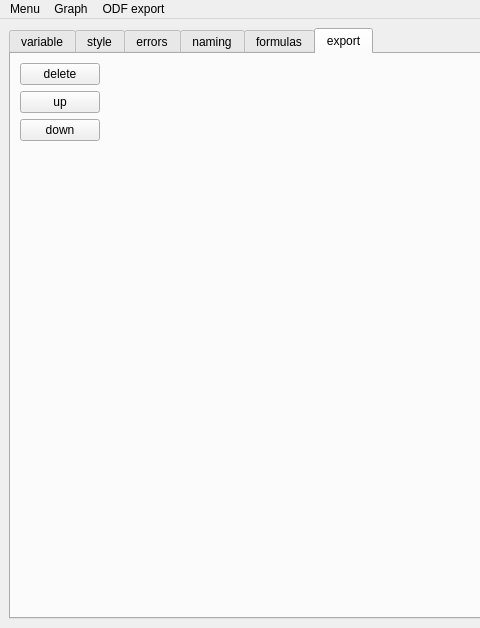
Before: the Qt Designer form mainwindow.ui in VariPor/laboratory_work_handler, drawn with Qt 5; both pictures show x 0 to 480 and y 0 to 628 of the 964 by 628 pixel window.
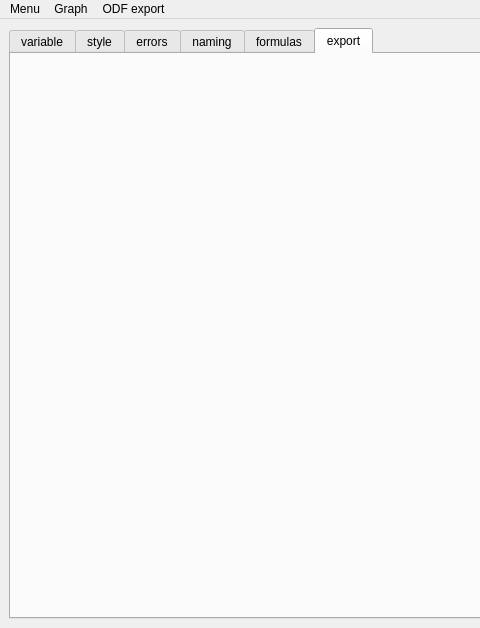
After: the same form once the commit is applied. The open tabs and pages were chosen to show the change. Custom widgets are drawn as their Qt base class.

Patch:
```diff
--- a/mainwindow.ui
+++ b/mainwindow.ui
@@ -215,47 +215,6 @@
          <string>export</string>
         </attribute>
         <layout class="QHBoxLayout" name="horizontalLayout">
-         <item>
-          <layout class="QVBoxLayout" name="verticalLayout">
-           <property name="sizeConstraint">
-            <enum>QLayout::SetMinimumSize</enum>
-           </property>
-           <item>
-            <widget class="QPushButton" name="delete_block">
-             <property name="text">
-              <string>delete</string>
-             </property>
-            </widget>
-           </item>
-           <item>
-            <widget class="QPushButton" name="up">
-             <property name="text">
-              <string>up</string>
-             </property>
-            </widget>
-           </item>
-           <item>
-            <widget class="QPushButton" name="down">
-             <property name="text">
-              <string>down</string>
-             </property>
-            </widget>
-           </item>
-           <item>
-            <spacer name="verticalSpacer">
-             <property name="orientation">
-              <enum>Qt::Vertical</enum>
-             </property>
-             <property name="sizeHint" stdset="0">
-              <size>
-               <width>20</width>
-               <height>40</height>
-              </size>
-             </property>
-            </spacer>
-           </item>
-          </layout>
-         </item>
          <item>
           <layout class="QVBoxLayout" name="ODFEditor">
            <item>
```
